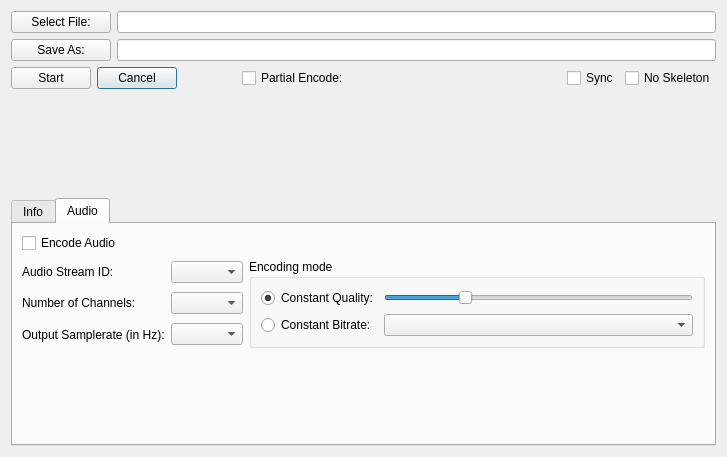
Qt form dialog.ui (an146/qtheorafrontend) before a commit.
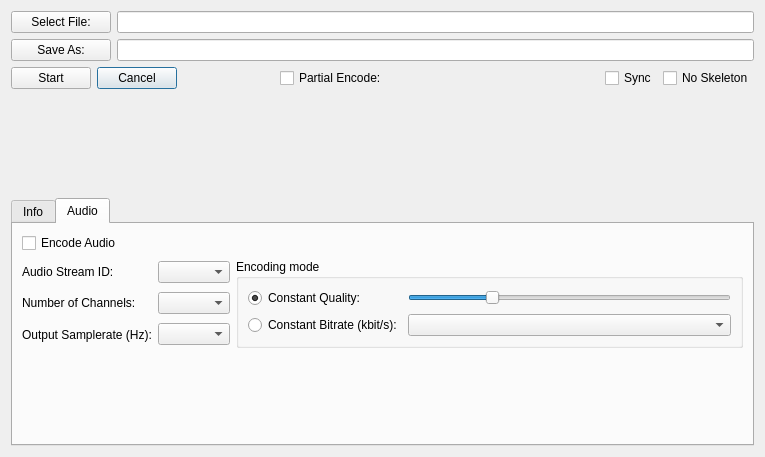
The same form after that commit. The open tabs and pages were chosen to show the change. Icons and pictures are not drawn. Custom widgets are drawn as their Qt base class.

Commit message: audio enable/disable

```diff
--- a/dialog.ui
+++ b/dialog.ui
@@ -6,7 +6,7 @@
    <rect>
     <x>0</x>
     <y>0</y>
-    <width>727</width>
+    <width>765</width>
     <height>457</height>
    </rect>
   </property>
@@ -505,59 +505,75 @@
       <attribute name="title">
        <string>Audio</string>
       </attribute>
-      <layout class="QGridLayout" name="gridLayout_2">
-       <item row="4" column="0">
-        <spacer name="verticalSpacer_2">
-         <property name="orientation">
-          <enum>Qt::Vertical</enum>
-         </property>
-         <property name="sizeHint" stdset="0">
-          <size>
-           <width>20</width>
-           <height>40</height>
-          </size>
-         </property>
-        </spacer>
-       </item>
-       <item row="0" column="0">
+      <layout class="QVBoxLayout" name="verticalLayout_2">
+       <item>
         <widget class="QCheckBox" name="audio_encode">
+         <property name="enabled">
+          <bool>true</bool>
+         </property>
          <property name="text">
           <string>Encode Audio</string>
          </property>
         </widget>
        </item>
+       <item>
+        <layout class="QGridLayout" name="audio_options_layout">
+         <item row="1" column="0">
+          <widget class="QLabel" name="label_16">
+           <property name="enabled">
+            <bool>true</bool>
+           </property>
+           <property name="text">
+            <string>Audio Stream ID:</string>
+           </property>
+          </widget>
+         </item>
+         <item row="1" column="1">
+          <widget class="QComboBox" name="audio_stream">
+           <property name="enabled">
+            <bool>true</bool>
+           </property>
+          </widget>
+         </item>
        <item row="2" column="0">
         <widget class="QLabel" name="label_12">
+           <property name="enabled">
+            <bool>true</bool>
+           </property>
          <property name="text">
           <string>Number of Channels:</string>
          </property>
         </widget>
        </item>
-       <item row="2" column="1">
-        <widget class="QComboBox" name="audio_channels"/>
-       </item>
        <item row="3" column="0">
         <widget class="QLabel" name="label_14">
+           <property name="enabled">
+            <bool>true</bool>
+           </property>
          <property name="text">
-          <string>Output Samplerate (in Hz):</string>
+            <string>Output Samplerate (Hz):</string>
+           </property>
+          </widget>
+         </item>
+         <item row="2" column="1">
+          <widget class="QComboBox" name="audio_channels">
+           <property name="enabled">
+            <bool>true</bool>
          </property>
         </widget>
        </item>
        <item row="3" column="1">
-        <widget class="QComboBox" name="audio_samplerate"/>
-       </item>
-       <item row="1" column="0">
-        <widget class="QLabel" name="label_16">
-         <property name="text">
-          <string>Audio Stream ID:</string>
+          <widget class="QComboBox" name="audio_samplerate">
+           <property name="enabled">
+            <bool>true</bool>
          </property>
         </widget>
        </item>
-       <item row="1" column="1">
-        <widget class="QComboBox" name="audio_stream"/>
-       </item>
        <item row="1" column="2" rowspan="3">
         <widget class="QGroupBox" name="groupBox">
+           <property name="enabled">
+            <bool>true</bool>
+           </property>
          <property name="title">
           <string>Encoding mode</string>
          </property>
@@ -575,7 +591,7 @@
           <item row="1" column="0">
            <widget class="QRadioButton" name="audio_const_bitrate">
             <property name="text">
-             <string>Constant Bitrate:</string>
+               <string>Constant Bitrate (kbit/s):</string>
             </property>
            </widget>
           </item>
@@ -606,6 +622,21 @@
           </item>
          </layout>
         </widget>
+         </item>
+        </layout>
+       </item>
+       <item>
+        <spacer name="verticalSpacer_2">
+         <property name="orientation">
+          <enum>Qt::Vertical</enum>
+         </property>
+         <property name="sizeHint" stdset="0">
+          <size>
+           <width>20</width>
+           <height>40</height>
+          </size>
+         </property>
+        </spacer>
        </item>
       </layout>
      </widget>
```
Left out of the diff: 62 changed lines with no effect on the pictures. Lines whose indentation alone changed are shown as unchanged. The commit also changes 2 other files.
